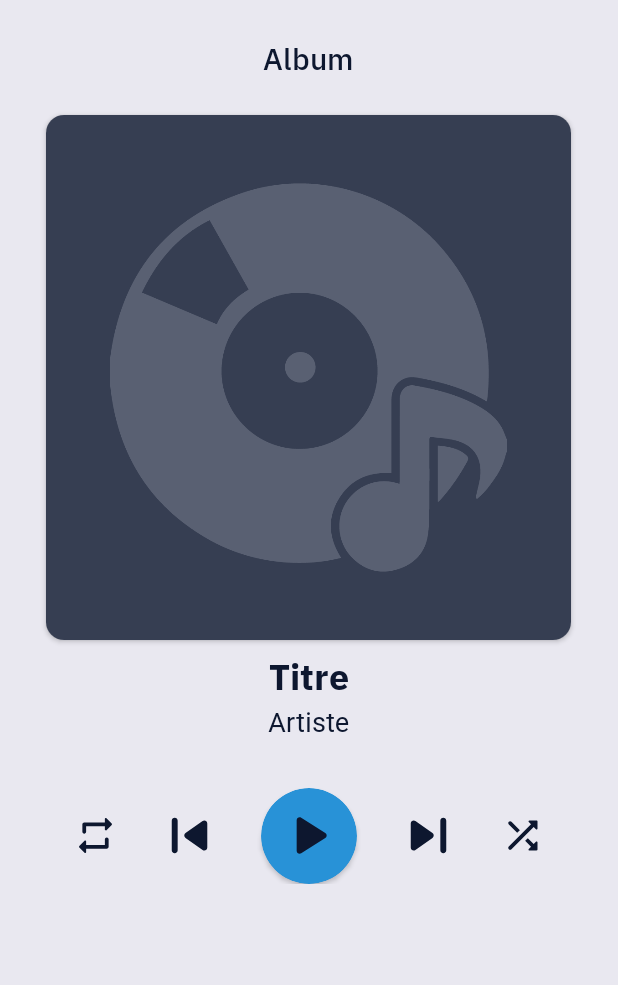
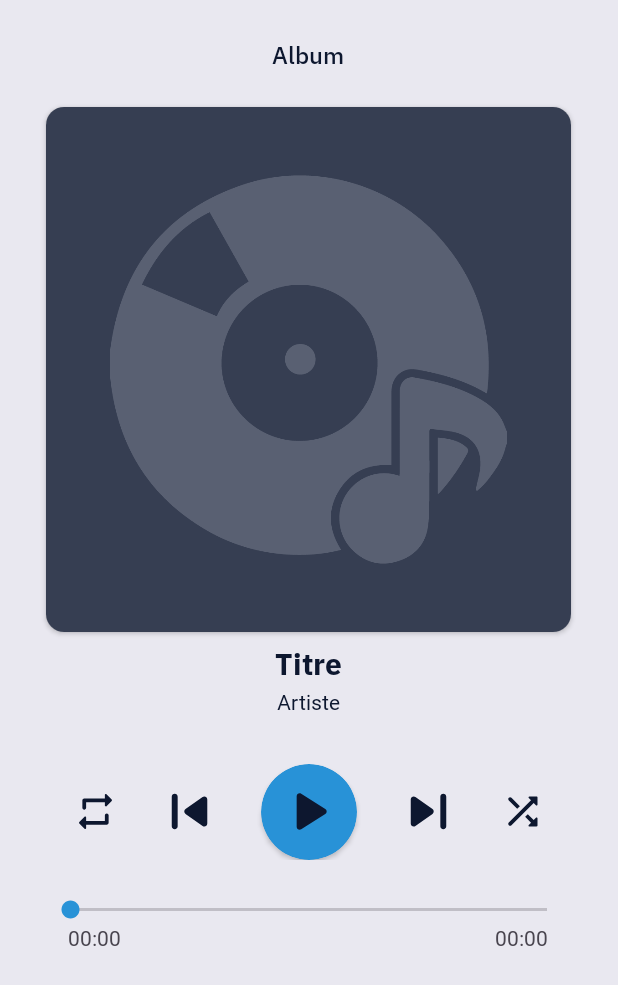
Before and after one commit to Djymini/Echoostation, an Android app: the fragment MusicPlayerFragment placed in its activity, on a phone screen of 412 x 824 dp. Shown: the top 985 px of the screen. Run offline under Robolectric (Android 15) with nearby library versions, the phone set to English and light mode, and no system bars; our stand-ins replace Room's generated code; 2 statements that could not run were skipped.

Commit message:
Create the seekBar

```diff
--- a/app/src/main/java/com/djymini/echoostation/fragments/MusicFragment.java
+++ b/app/src/main/java/com/djymini/echoostation/fragments/MusicFragment.java
@@ -326,7 +326,9 @@ public class MusicFragment extends EchoostationFragment {
             MediaMetadata metadata = new MediaMetadata.Builder()
                     .setTitle(music.title)
                     .setArtist(music.artistName)
+                    .setAlbumTitle(music.albumName)
                     .setArtworkUri(music.getCover())
+                    .setDurationMs(music.duration)
                     .build();
 
             MediaItem mediaItem = new MediaItem.Builder()
--- a/app/src/main/java/com/djymini/echoostation/fragments/MusicPlayerFragment.java
+++ b/app/src/main/java/com/djymini/echoostation/fragments/MusicPlayerFragment.java
@@ -9,15 +9,19 @@ import androidx.fragment.app.Fragment;
 import androidx.lifecycle.ViewModelProvider;
 import androidx.media3.common.MediaItem;
 
+import android.os.Handler;
+import android.os.Looper;
 import android.view.LayoutInflater;
 import android.view.View;
 import android.view.ViewGroup;
 import android.widget.ImageView;
+import android.widget.SeekBar;
 import android.widget.TextView;
 
 import com.bumptech.glide.Glide;
 import com.djymini.echoostation.MainActivity;
 import com.djymini.echoostation.R;
+import com.djymini.echoostation.utilities.TimeUtilities;
 import com.djymini.echoostation.viewModels.MusicPlayerViewModel;
 
 public class MusicPlayerFragment extends Fragment {
@@ -26,7 +30,10 @@ public class MusicPlayerFragment extends Fragment {
 
     private ImageView coverArtView;
     private ImageView playPauseButton, nextButton, prevButton;
-    private TextView titleView, artistView;
+    private TextView titleView, artistView, albumView, currentTimeView, durationView;
+    private SeekBar seekBar;
+    private Handler handler = new Handler(Looper.getMainLooper());
+    private Runnable updateSeekBarRunnable;
 
     @Nullable
     @Override
@@ -42,6 +49,19 @@ public class MusicPlayerFragment extends Fragment {
         return view;
     }
 
+    @Override
+    public void onViewCreated(@NonNull View view, @Nullable Bundle savedInstanceState) {
+        super.onViewCreated(view, savedInstanceState);
+        setupSeekBar();
+        handler.post(updateSeekBarRunnable);
+    }
+
+    @Override
+    public void onDestroyView() {
+        super.onDestroyView();
+        handler.removeCallbacks(updateSeekBarRunnable);
+    }
+
     private void bindViews(View view) {
         coverArtView = view.findViewById(R.id.cover_art);
         playPauseButton = view.findViewById(R.id.play_pause_button);
@@ -49,6 +69,10 @@ public class MusicPlayerFragment extends Fragment {
         prevButton = view.findViewById(R.id.prev_button);
         titleView = view.findViewById(R.id.music_title);
         artistView = view.findViewById(R.id.music_artist);
+        albumView = view.findViewById(R.id.music_album);
+        seekBar = view.findViewById(R.id.music_seekbar);
+        currentTimeView = view.findViewById(R.id.current_time);
+        durationView = view.findViewById(R.id.music_duration);
     }
 
     private void setupViewModel() {
@@ -77,6 +101,8 @@ public class MusicPlayerFragment extends Fragment {
         if (item != null) {
             titleView.setText(item.mediaMetadata.title != null ? item.mediaMetadata.title : getString(R.string.unknow));
             artistView.setText(item.mediaMetadata.artist != null ? item.mediaMetadata.artist : getString(R.string.unknow));
+            albumView.setText(item.mediaMetadata.albumTitle != null ? item.mediaMetadata.albumTitle : getString(R.string.unknow));
+            durationView.setText(TimeUtilities.formatDuration(viewModel.getDuration()));
 
             Uri artworkUri = item.mediaMetadata.artworkUri;
             Glide.with(this)
@@ -87,7 +113,45 @@ public class MusicPlayerFragment extends Fragment {
         } else {
             titleView.setText(getString(R.string.unknow));
             artistView.setText(getString(R.string.unknow));
+            albumView.setText(getString(R.string.unknow));
             coverArtView.setImageResource(R.drawable.echoostation_placeholder_music_3x);
         }
     }
+
+    private void setupSeekBar() {
+        seekBar.setOnSeekBarChangeListener(new SeekBar.OnSeekBarChangeListener() {
+            @Override
+            public void onProgressChanged(SeekBar seekBar, int progress, boolean fromUser) {
+                if (fromUser && viewModel != null) {
+                    long duration = viewModel.getDuration();
+                    long newPosition = (duration * progress) / 1000L;
+                    viewModel.seekTo(requireContext(), newPosition);
+                }
+            }
+
+            @Override public void onStartTrackingTouch(SeekBar seekBar) {
+                viewModel.pause(requireContext());
+                currentTimeView.setText(TimeUtilities.formatDuration(seekBar.getProgress() * viewModel.getDuration() / 1000L));
+            }
+            @Override public void onStopTrackingTouch(SeekBar seekBar) {
+                viewModel.play(requireContext());
+            }
+        });
+
+        updateSeekBarRunnable = new Runnable() {
+            @Override
+            public void run() {
+                if (viewModel != null) {
+                    long position = viewModel.getCurrentPosition();
+                    long duration = viewModel.getDuration();
+                    if (duration > 0) {
+                        int progress = (int) ((position * 1000L) / duration);
+                        seekBar.setProgress(progress);
+                        currentTimeView.setText(TimeUtilities.formatDuration(position));
+                    }
+                }
+                handler.postDelayed(this, 100);
+            }
+        };
+    }
 }
--- a/app/src/main/res/layout/activity_main.xml
+++ b/app/src/main/res/layout/activity_main.xml
@@ -75,31 +75,34 @@
         </RelativeLayout>
     </RelativeLayout>
 
-    <LinearLayout
+    <RelativeLayout
         android:id="@+id/app_layout"
         android:layout_width="match_parent"
         android:layout_height="match_parent"
         android:orientation="vertical"
         android:visibility="visible">
+
+        <!-- Toolbar en haut -->
         <androidx.appcompat.widget.Toolbar
             android:id="@+id/toolbar"
             android:layout_width="match_parent"
             android:layout_height="?attr/actionBarSize"
+            android:layout_alignParentTop="true"
             app:title="@string/app_name"
             android:theme="@style/ThemeOverlay.AppCompat.Dark.ActionBar"
-            tools:ignore="MissingConstraints"
             android:background="@color/colorSecondary"
-            android:visibility="visible"/>
+            android:visibility="visible" />
 
+        <!-- Barre de progression juste en dessous de la toolbar -->
         <LinearLayout
             android:id="@+id/scan_progress_container"
             android:layout_width="match_parent"
             android:layout_height="wrap_content"
+            android:layout_below="@id/toolbar"
             android:gravity="center"
             android:orientation="horizontal"
             android:visibility="gone"
-            android:background="@color/colorSecondary"
-            app:layout_constraintTop_toBottomOf="@id/toolbar">
+            android:background="@color/colorSecondary">
 
             <ProgressBar
                 android:layout_width="18dp"
@@ -118,35 +121,44 @@
                 android:textSize="18sp"/>
         </LinearLayout>
 
+        <!-- Contenu principal (prend tout entre toolbar et bottom nav) -->
         <FrameLayout
             android:id="@+id/frame_layout"
             android:layout_width="match_parent"
-            android:layout_height="0dp"
-            android:layout_weight="1"/>
+            android:layout_height="match_parent"
+            android:layout_below="@id/scan_progress_container"
+            android:layout_above="@id/bottom_nav_menu" />
 
-        <!-- Mini Player -->
-        <FrameLayout
+        <!-- Mini Player flottant juste au-dessus de la BottomNavigation -->
+        <androidx.cardview.widget.CardView
             android:id="@+id/mini_player_container"
             android:layout_width="match_parent"
             android:layout_height="70dp"
+            android:layout_above="@id/bottom_nav_menu"
+            android:layout_marginHorizontal="8dp"
+            android:layout_marginBottom="12dp"
             android:visibility="gone"
-            tools:ignore="MissingConstraints">
+            app:cardCornerRadius="100dp"
+            android:outlineSpotShadowColor="@color/transparenceColor">
 
             <androidx.fragment.app.FragmentContainerView
                 android:id="@+id/mini_player_fragment"
                 android:name="com.djymini.echoostation.fragments.MiniPlayerFragment"
                 android:layout_width="match_parent"
                 android:layout_height="match_parent"/>
-        </FrameLayout>
+        </androidx.cardview.widget.CardView>
 
+        <!-- Bottom Navigation collée en bas -->
         <com.google.android.material.bottomnavigation.BottomNavigationView
             style="@style/CustomBottomNavigation"
             android:id="@+id/bottom_nav_menu"
             android:layout_width="match_parent"
             android:layout_height="wrap_content"
+            android:layout_alignParentBottom="true"
             app:menu="@menu/main_menu"
             app:itemIconTint="@color/nav_item_color"
             app:itemTextColor="@color/nav_item_color"
             android:visibility="visible"/>
-    </LinearLayout>
+    </RelativeLayout>
+
 </androidx.constraintlayout.widget.ConstraintLayout>
--- a/app/src/main/res/layout/custom_tab.xml
+++ b/app/src/main/res/layout/custom_tab.xml
@@ -2,6 +2,6 @@
 <TextView xmlns:android="http://schemas.android.com/apk/res/android"
     android:layout_width="wrap_content"
     android:layout_height="wrap_content"
-    android:textSize="11sp"
+    android:textSize="9sp"
     android:fontFamily="@font/ibm_plex_sans_bold"
     android:textColor="@color/tab_text_color"/>
--- a/app/src/main/res/layout/fragment_music.xml
+++ b/app/src/main/res/layout/fragment_music.xml
@@ -46,7 +46,9 @@
        android:id="@+id/recycler_view_song"
        android:layout_width="match_parent"
        android:layout_height="match_parent"
-       android:layout_below="@id/button_container"/>
+       android:layout_below="@id/button_container"
+       android:clipToPadding="false"
+       android:paddingBottom="82dp"/>
 
 
 </RelativeLayout>
--- a/app/src/main/res/layout/fragment_music_player.xml
+++ b/app/src/main/res/layout/fragment_music_player.xml
@@ -12,7 +12,7 @@
         android:layout_marginVertical="24dp"
         android:fontFamily="@font/ibm_plex_sans_medium"
         android:text="@string/album"
-        android:textSize="20sp"
+        android:textSize="16sp"
         android:textColor="@color/colorText"
         android:textAlignment="center"/>
 
@@ -35,7 +35,7 @@
         android:layout_height="wrap_content"
         android:fontFamily="@font/ibm_plex_sans_bold"
         android:text="@string/title"
-        android:textSize="24sp"
+        android:textSize="20sp"
         android:textColor="@color/colorText"
         android:textAlignment="center"
         android:singleLine="true"
@@ -50,7 +50,7 @@
         android:layout_marginBottom="32dp"
         android:fontFamily="@font/ibm_plex_sans_regular"
         android:text="@string/artist"
-        android:textSize="18sp"
+        android:textSize="14sp"
         android:textColor="@color/colorText"
         android:textAlignment="center"
         android:singleLine="true"
@@ -112,5 +112,36 @@
             app:tint="@color/colorText" />
     </LinearLayout>
 
-
+    <LinearLayout
+        android:layout_width="350dp"
+        android:layout_height="wrap_content"
+        android:orientation="vertical"
+        android:gravity="center"
+        android:layout_marginTop="24dp">
+        <SeekBar
+            android:id="@+id/music_seekbar"
+            android:layout_width="match_parent"
+            android:layout_height="wrap_content"
+            android:max="1000"
+            android:progressTint="@color/accentColor"
+            android:thumbTint="@color/accentColor"/>
+        <RelativeLayout
+            android:layout_width="320dp"
+            android:layout_height="wrap_content">
+            <TextView
+                android:id="@+id/current_time"
+                android:layout_width="wrap_content"
+                android:layout_height="wrap_content"
+                android:layout_alignParentStart="true"
+                android:fontFamily="@font/ibm_plex_sans_regular"
+                android:text="00:00"/>
+            <TextView
+                android:id="@+id/music_duration"
+                android:layout_width="wrap_content"
+                android:layout_height="wrap_content"
+                android:layout_alignParentEnd="true"
+                android:fontFamily="@font/ibm_plex_sans_regular"
+                android:text="00:00"/>
+        </RelativeLayout>
+    </LinearLayout>
 </LinearLayout>
```
Also changed, not shown: app/src/main/java/com/djymini/echoostation/adapters/MusicAdapter.java (+2 -7 lines), app/src/main/java/com/djymini/echoostation/helpers/Navigator.java (+11 -0 lines), app/src/main/java/com/djymini/echoostation/utilities/TimeUtilities.java (+8 -0 lines), app/src/main/java/com/djymini/echoostation/viewModels/MusicPlayerViewModel.java (+25 -0 lines), app/src/main/res/layout/fragment_library.xml (+5 -3 lines), app/src/main/res/layout/fragment_mini_player.xml (+4 -3 lines).
